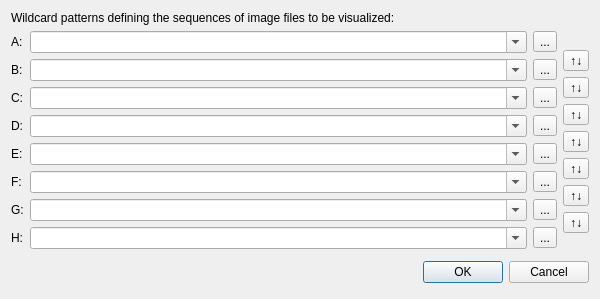
Before: the Qt Designer form ComparisonDialog.ui in wsmigaj/Cameleon, drawn with Qt 5.
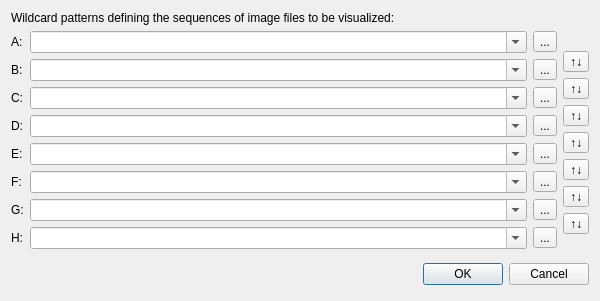
After: the same form once the commit is applied.

Commit message: Make various elements of the Comparison dialog customisable.

Patch:
```diff
--- a/ComparisonDialog.ui
+++ b/ComparisonDialog.ui
@@ -7,7 +7,7 @@
     <x>0</x>
     <y>0</y>
     <width>600</width>
-    <height>299</height>
+    <height>301</height>
    </rect>
   </property>
   <property name="sizePolicy">
```
Left out of the diff: 18 changed lines with no effect on the pictures. The commit also changes 2 other files.
